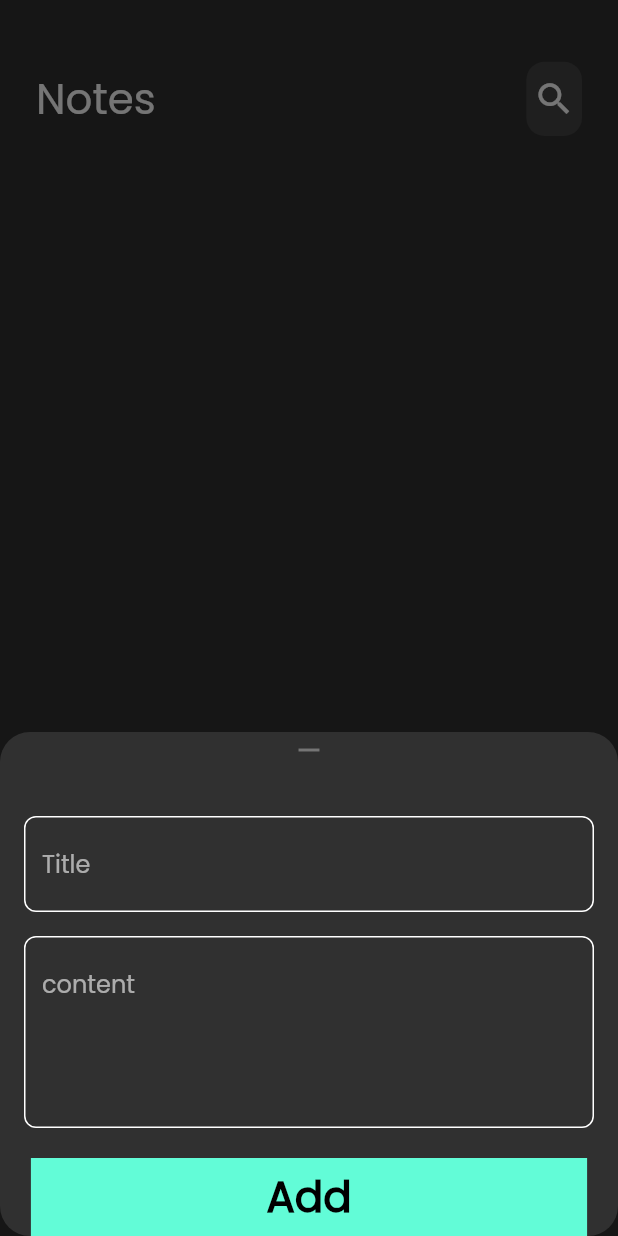
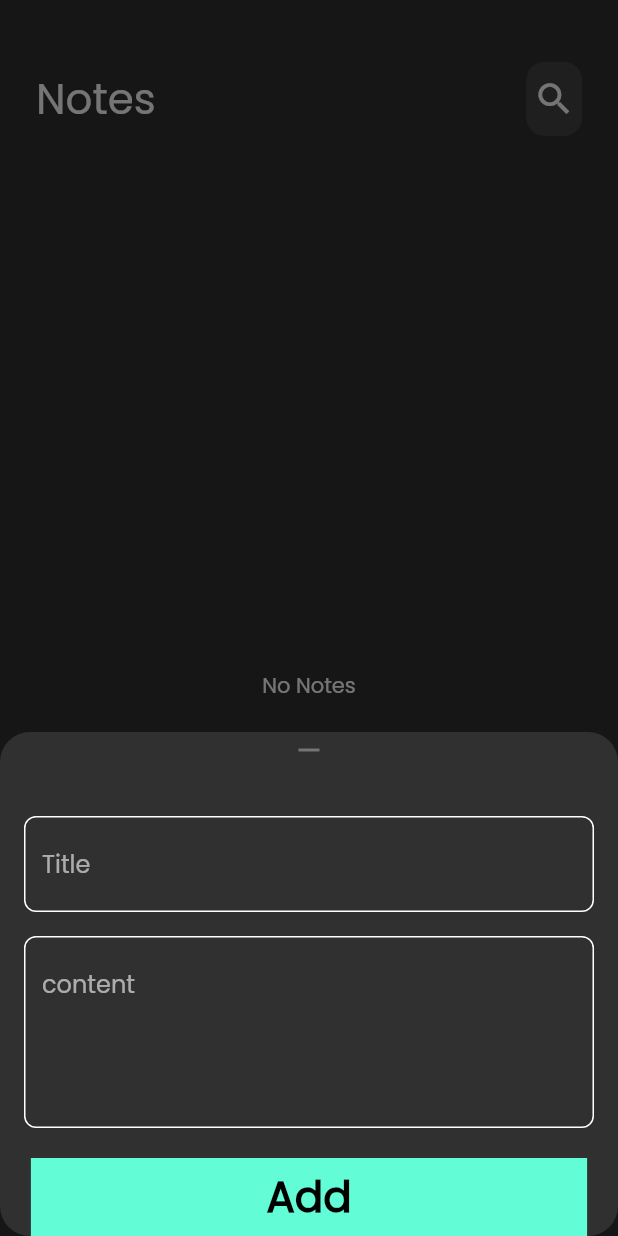
Before and after one commit to ZiadElsaadany/notes_app, a Flutter app: the screen it shows after launch, after a tap on the "add" icon, on a phone screen of 412 x 824 dp. Run offline on Flutter 3.47's test engine with Material 2 defaults, Android fonts, the phone set to English and light mode, and no system bars; our stand-ins replace font_awesome_flutter, hive, hive_flutter, modal_progress_hud_nsn; accounts and stored records are empty; generated files the repository leaves out were written again.

```diff
--- a/lib/view/widgets/note_item.dart
+++ b/lib/view/widgets/note_item.dart
@@ -21,7 +21,7 @@ final NoteModel note  ;
       child: Container(
         padding: const EdgeInsets.only(top: 24, bottom: 24  ,left: 16, right: 5),
         decoration: BoxDecoration (
-          color: const Color(0xffFFCC80),
+          color:  Color(note.color),
           borderRadius: BorderRadius.circular(16)
         ),
         child: Column(
--- a/lib/view/widgets/notes_listview.dart
+++ b/lib/view/widgets/notes_listview.dart
@@ -13,7 +13,7 @@ class NotesListView extends StatelessWidget {
       padding: const EdgeInsets.symmetric(vertical: 16.0),
       child: Consumer<ReadNotesProvider>(
         builder: (context,provider,_) {
-          return provider.allNotes ==[] ?  const Center(child: Text('No Notes',
+          return provider.allNotes ==[] || provider.allNotes.isEmpty?  const Center(child: Text('No Notes',
           style: TextStyle(
             color: Colors.white
           ),
--- a/pubspec.yaml
+++ b/pubspec.yaml
@@ -34,6 +34,7 @@ dependencies:
   hive_flutter: ^1.1.0
   provider:
   modal_progress_hud_nsn: ^0.3.0
+  intl: ^0.18.0
 
 
   # The following adds the Cupertino Icons font to your application.
```
Also changed, not shown: lib/view/widgets/add_note_form.dart (+7 -1 lines), pubspec.lock.
